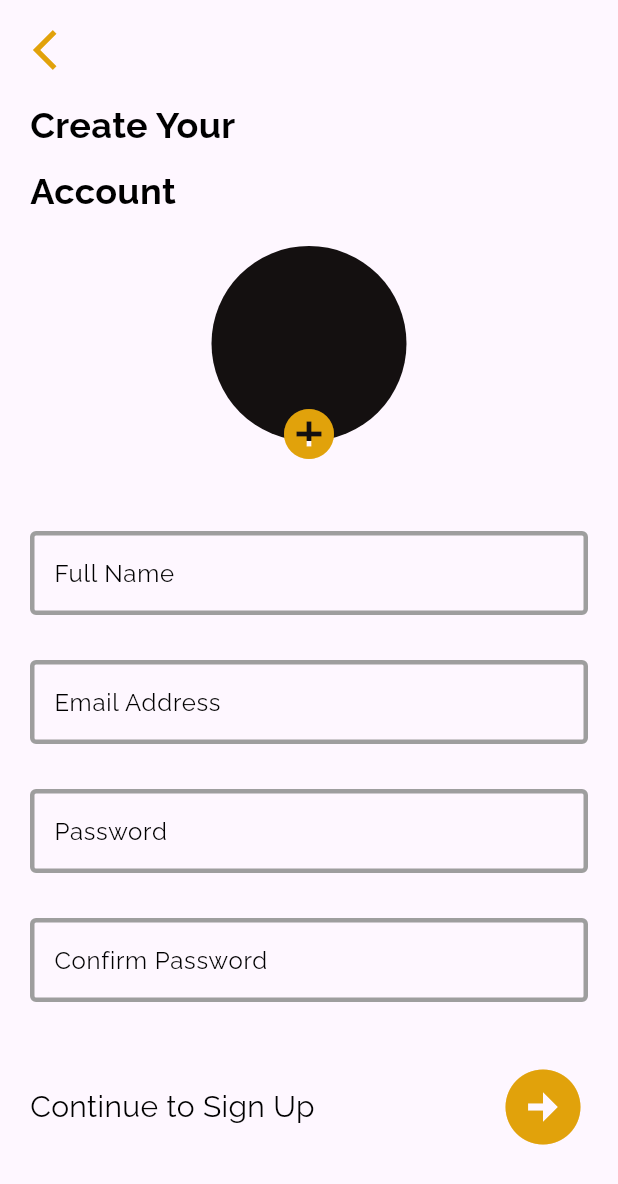
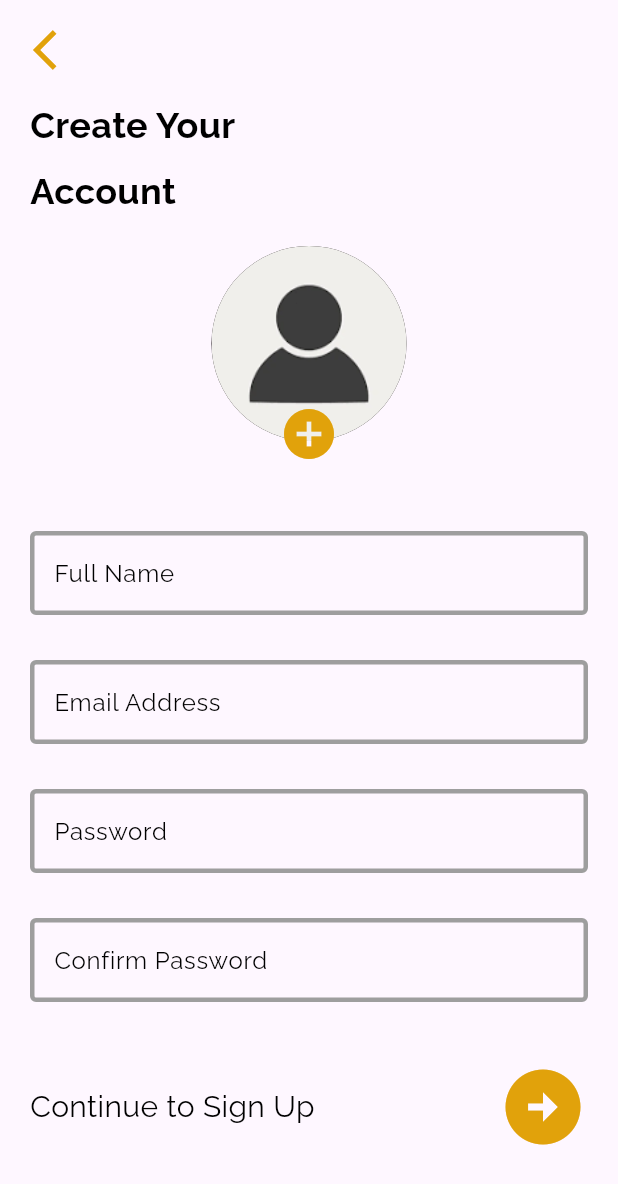
Before and after one commit to Chintialiuw/FlutixApp, a Flutter app: the signUp screen opened directly, on a phone screen of 412 x 824 dp. Shown: the top 1184 px of the screen. Run offline on Flutter 3.47's test engine with Material 3 defaults, Android fonts, the phone set to English and light mode, and no system bars; our stand-ins replace cloud_firestore, firebase_auth, firebase_core, firebase_storage, google_fonts, image_picker and 1 more; accounts and stored records are empty; network calls fail.

```diff
--- a/lib/auth/auth.dart
+++ b/lib/auth/auth.dart
@@ -27,6 +27,8 @@ class Auth {
       SharedPreferences prefs = await SharedPreferences.getInstance();
       await prefs.setString('email', email);
       prefs.setString('nama', fullName);
+      prefs.setString('profilePictureUrl',
+          profilePictureUrl!); // Pastikan url tidak null, dan pastikan bahwa ini adalah URL yang valid
 
       return userCredential;
     } catch (error) {
--- a/lib/ui/pages/splash_screen/sign_up.dart
+++ b/lib/ui/pages/splash_screen/sign_up.dart
@@ -148,12 +148,17 @@ class _signUpState extends State<signUp> {
                                     image: FileImage(_image!),
                                     fit: BoxFit.cover,
                                   )
-                                : null,
+                                : DecorationImage(
+                                    image: const AssetImage(
+                                        "assets/images/card/profile.png"),
+                                    fit: BoxFit.cover,
                                   ),
                           ),
                         ),
                       ),
-                    Center(
+                    ),
+                    _image == null
+                        ? Center(
                             child: Padding(
                               padding: const EdgeInsets.only(
                                   left: 20, top: 125.0, right: 20),
@@ -162,6 +167,13 @@ class _signUpState extends State<signUp> {
                                 color: Color(0xFFE1A20B),
                                 size: 40,
                               ),
+                            ),
+                          )
+                        : Center(
+                            child: Padding(
+                              padding: const EdgeInsets.only(
+                                  left: 20, top: 125.0, right: 20),
+                              child: SizedBox(),
                             ),
                           ),
                   ],
```
Also changed, not shown: lib/ui/pages/home/home.dart (+39 -10 lines), lib/ui/pages/home/profile.dart (+38 -10 lines), lib/ui/pages/splash_screen/confirmation.dart (+11 -5 lines), 21 other files. Lines whose indentation alone changed are shown as unchanged.
